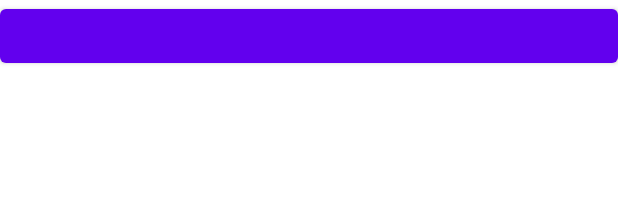
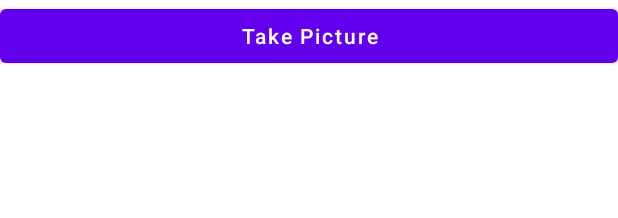
Before and after one commit to Gyanendra011Yadav-coder/TextExtractorFromImage, an Android app: the layout activity_main.xml on its own in the app's theme, with its tools: preview values and no code run, on a phone screen of 412 x 824 dp. Shown: the top 218 px of the screen. Run offline under Robolectric (Android 15) with nearby library versions, the phone set to English and light mode, and no system bars.

Commit message:
Modified The Code A/c to the need and also changed the Location of The Button in The XML.

```diff
--- a/app/src/main/res/layout/activity_main.xml
+++ b/app/src/main/res/layout/activity_main.xml
@@ -13,14 +13,19 @@
         android:layout_width="wrap_content"
         />
     <!--This,will help tp set up a button. With Help of that User can Press to Extract Text.-->
+    <!--This,View will help to Shoe The Extracted Text From The Image.-->
+
     <Button
         android:id="@+id/buttonToGenerateText"
         android:layout_width="match_parent"
         android:layout_height="wrap_content"
-        android:onClick="doProcess"/>
-    <!--This,View will help to Shoe The Extracted Text From The Image.-->
+        android:onClick="doProcess"
+        android:text="Take Picture"
+        android:textAllCaps="false"
+        app:rippleColor="@color/teal_200" />
+
     <TextView
-        android:id="@+id/textAfterExtract"
+        android:id="@+id/textId"
         android:layout_width="wrap_content"
         android:layout_height="wrap_content"
          />
```
Also changed, not shown: app/src/main/java/com/example/textfetchorapp/MainActivity.java (+41 -32 lines).
